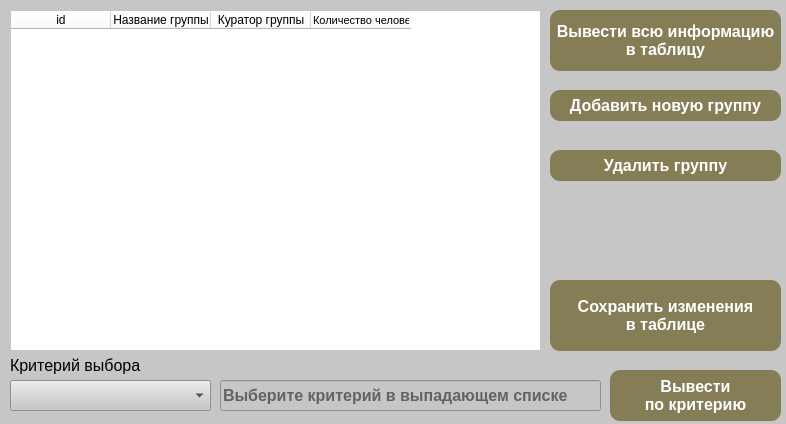
This is widjets/ui/main_group_window.ui in smile-rus1/Information_system_of_the_head_of_the_department as Qt 5 draws it before an edit. The edited form follows.
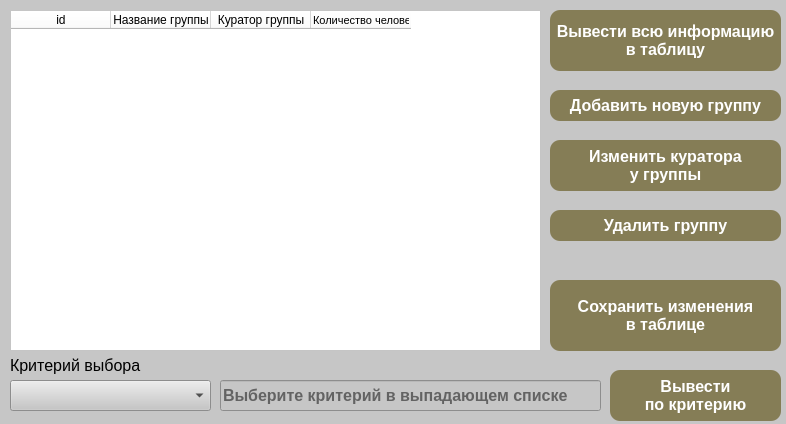
This is the edited form.

Commit message: шаблон для формЫ

```diff
--- a/widjets/ui/main_group_window.ui
+++ b/widjets/ui/main_group_window.ui
@@ -99,7 +99,7 @@
     <property name="geometry">
      <rect>
       <x>550</x>
-      <y>150</y>
+      <y>210</y>
       <width>231</width>
       <height>31</height>
      </rect>
@@ -319,6 +319,41 @@
      <string>Критерий выбора</string>
     </property>
    </widget>
+   <widget class="QPushButton" name="btn_change_curator">
+    <property name="geometry">
+     <rect>
+      <x>550</x>
+      <y>140</y>
+      <width>231</width>
+      <height>51</height>
+     </rect>
+    </property>
+    <property name="font">
+     <font>
+      <pointsize>12</pointsize>
+      <weight>75</weight>
+      <bold>true</bold>
+     </font>
+    </property>
+    <property name="styleSheet">
+     <string notr="true">QPushButton {background-color: rgb(133, 125, 86); 
+color: White; border-radius: 10px;}
+QPushButton:pressed {background-color:rgb(43, 252, 50) ; }</string>
+    </property>
+    <property name="text">
+     <string>Изменить куратора
+у группы</string>
+    </property>
+    <property name="autoDefault">
+     <bool>false</bool>
+    </property>
+    <property name="default">
+     <bool>false</bool>
+    </property>
+    <property name="flat">
+     <bool>false</bool>
+    </property>
+   </widget>
   </widget>
  </widget>
  <resources/>
```
Left out of the diff: 5 changed lines with no effect on the pictures.
